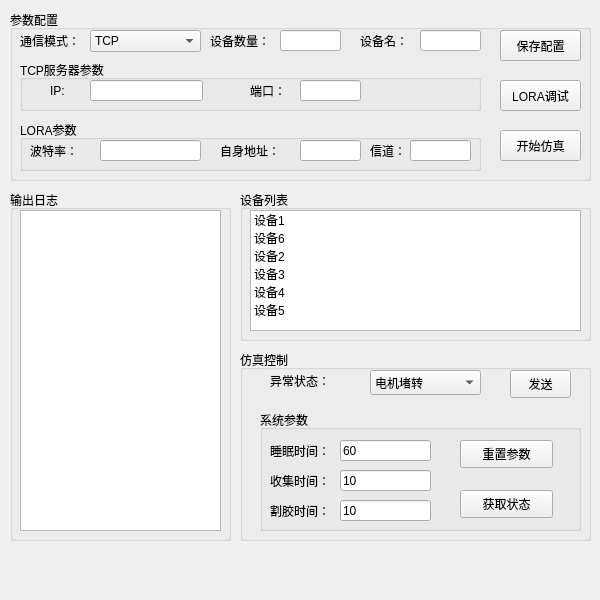
First picture: the form in clientPool.ui, repository openwawa/GCMachine_Emulator, before the edit.
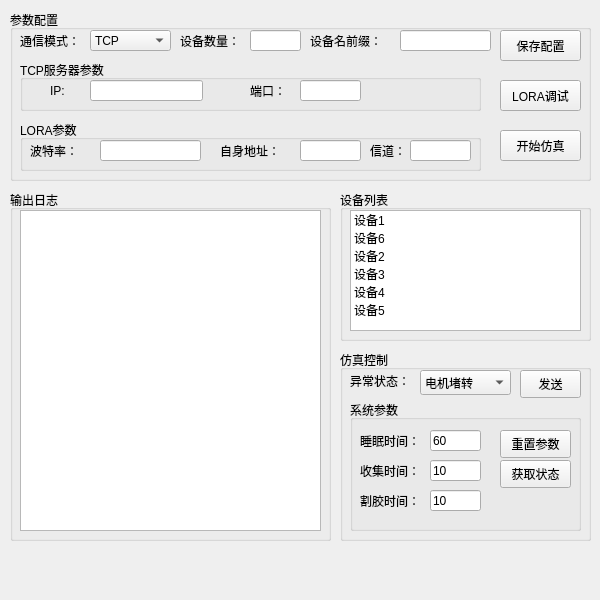
Second picture: the form after the edit.

Diff of the .ui file:
```diff
--- a/clientPool.ui
+++ b/clientPool.ui
@@ -77,9 +77,9 @@
     <widget class="QLineEdit" name="lineEdit_3">
      <property name="geometry">
       <rect>
-       <x>270</x>
+       <x>240</x>
        <y>20</y>
-       <width>61</width>
+       <width>51</width>
        <height>21</height>
       </rect>
      </property>
@@ -89,8 +89,8 @@
       <rect>
        <x>80</x>
        <y>20</y>
-       <width>111</width>
-       <height>22</height>
+       <width>81</width>
+       <height>21</height>
       </rect>
      </property>
      <item>
@@ -107,7 +107,7 @@
     <widget class="QLabel" name="label_4">
      <property name="geometry">
       <rect>
-       <x>200</x>
+       <x>170</x>
        <y>20</y>
        <width>72</width>
        <height>21</height>
@@ -120,22 +120,22 @@
     <widget class="QLabel" name="label_5">
      <property name="geometry">
       <rect>
-       <x>350</x>
+       <x>300</x>
        <y>20</y>
-       <width>61</width>
+       <width>91</width>
        <height>21</height>
       </rect>
      </property>
      <property name="text">
-      <string>设备名：</string>
+      <string>设备名前缀：</string>
      </property>
     </widget>
     <widget class="QLineEdit" name="lineEdit_4">
      <property name="geometry">
       <rect>
-       <x>410</x>
+       <x>390</x>
        <y>20</y>
-       <width>61</width>
+       <width>91</width>
        <height>21</height>
       </rect>
      </property>
@@ -298,9 +298,9 @@
    <widget class="QGroupBox" name="groupBox_5">
     <property name="geometry">
      <rect>
-      <x>240</x>
+      <x>340</x>
       <y>350</y>
-      <width>351</width>
+      <width>251</width>
       <height>191</height>
      </rect>
     </property>
@@ -310,7 +310,7 @@
     <widget class="QLabel" name="label_9">
      <property name="geometry">
       <rect>
-       <x>30</x>
+       <x>10</x>
        <y>20</y>
        <width>72</width>
        <height>21</height>
@@ -323,9 +323,9 @@
     <widget class="QComboBox" name="comboBox_3">
      <property name="geometry">
       <rect>
-       <x>130</x>
+       <x>80</x>
        <y>20</y>
-       <width>111</width>
+       <width>91</width>
        <height>25</height>
       </rect>
      </property>
@@ -348,7 +348,7 @@
     <widget class="QPushButton" name="pushButton_7">
      <property name="geometry">
       <rect>
-       <x>270</x>
+       <x>180</x>
        <y>20</y>
        <width>61</width>
        <height>28</height>
@@ -361,10 +361,10 @@
     <widget class="QGroupBox" name="groupBox_7">
      <property name="geometry">
       <rect>
-       <x>20</x>
-       <y>60</y>
-       <width>321</width>
-       <height>121</height>
+       <x>10</x>
+       <y>50</y>
+       <width>231</width>
+       <height>131</height>
       </rect>
      </property>
      <property name="title">
@@ -388,7 +388,7 @@
        <rect>
         <x>80</x>
         <y>30</y>
-        <width>91</width>
+        <width>51</width>
         <height>21</height>
        </rect>
       </property>
@@ -414,7 +414,7 @@
        <rect>
         <x>80</x>
         <y>60</y>
-        <width>91</width>
+        <width>51</width>
         <height>21</height>
        </rect>
       </property>
@@ -440,7 +440,7 @@
        <rect>
         <x>80</x>
         <y>90</y>
-        <width>91</width>
+        <width>51</width>
         <height>21</height>
        </rect>
       </property>
@@ -451,9 +451,9 @@
      <widget class="QPushButton" name="pushButton_4">
       <property name="geometry">
        <rect>
-        <x>200</x>
-        <y>80</y>
-        <width>93</width>
+        <x>150</x>
+        <y>60</y>
+        <width>71</width>
         <height>28</height>
        </rect>
       </property>
@@ -464,9 +464,9 @@
      <widget class="QPushButton" name="pushButton_5">
       <property name="geometry">
        <rect>
-        <x>200</x>
+        <x>150</x>
         <y>30</y>
-        <width>93</width>
+        <width>71</width>
         <height>28</height>
        </rect>
       </property>
@@ -481,7 +481,7 @@
      <rect>
       <x>10</x>
       <y>190</y>
-      <width>221</width>
+      <width>321</width>
       <height>351</height>
      </rect>
     </property>
@@ -493,7 +493,7 @@
       <rect>
        <x>10</x>
        <y>20</y>
-       <width>201</width>
+       <width>301</width>
        <height>321</height>
       </rect>
      </property>
@@ -505,9 +505,9 @@
    <widget class="QGroupBox" name="groupBox_4">
     <property name="geometry">
      <rect>
-      <x>240</x>
+      <x>340</x>
       <y>190</y>
-      <width>351</width>
+      <width>251</width>
       <height>151</height>
      </rect>
     </property>
@@ -519,7 +519,7 @@
       <rect>
        <x>10</x>
        <y>20</y>
-       <width>331</width>
+       <width>231</width>
        <height>121</height>
       </rect>
      </property>
```
Left out of the diff: 38 changed lines with no effect on the pictures.
